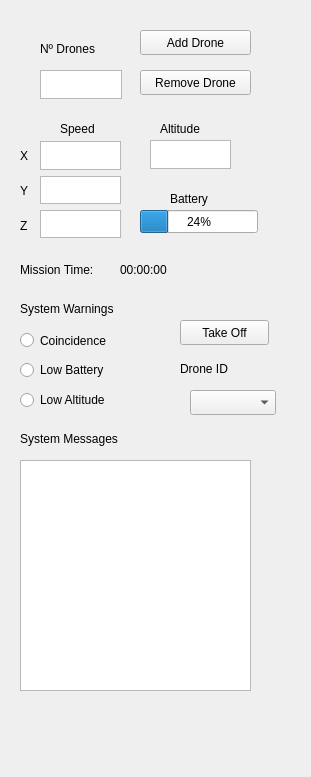
javier-ferre/rqt_sarus_gui, file ui/rqt_sarus_test_plugin/rqt_sarus_test_plugin_widget.ui: the form before one commit.
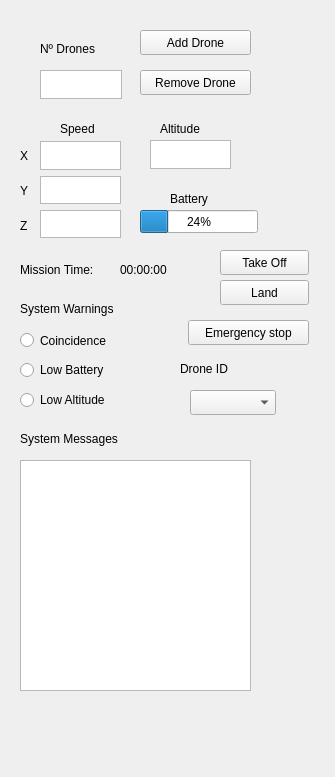
The form after the commit.

Commit message: Boton de land

Diff of the .ui file:
```diff
--- a/ui/rqt_sarus_test_plugin/rqt_sarus_test_plugin_widget.ui
+++ b/ui/rqt_sarus_test_plugin/rqt_sarus_test_plugin_widget.ui
@@ -6,7 +6,7 @@
    <rect>
     <x>0</x>
     <y>0</y>
-    <width>311</width>
+    <width>335</width>
     <height>777</height>
    </rect>
   </property>
@@ -16,8 +16,8 @@
   <widget class="QPushButton" name="button_takeoff">
    <property name="geometry">
     <rect>
-     <x>180</x>
-     <y>320</y>
+     <x>220</x>
+     <y>250</y>
      <width>89</width>
      <height>25</height>
     </rect>
@@ -369,6 +369,32 @@
     <string>System Warnings</string>
    </property>
   </widget>
+  <widget class="QPushButton" name="land">
+   <property name="geometry">
+    <rect>
+     <x>220</x>
+     <y>280</y>
+     <width>89</width>
+     <height>25</height>
+    </rect>
+   </property>
+   <property name="text">
+    <string>Land</string>
+   </property>
+  </widget>
+  <widget class="QPushButton" name="emergency_stop">
+   <property name="geometry">
+    <rect>
+     <x>188</x>
+     <y>320</y>
+     <width>121</width>
+     <height>25</height>
+    </rect>
+   </property>
+   <property name="text">
+    <string>Emergency stop</string>
+   </property>
+  </widget>
  </widget>
  <resources/>
  <connections/>
```
The commit also changes 4 other files.
